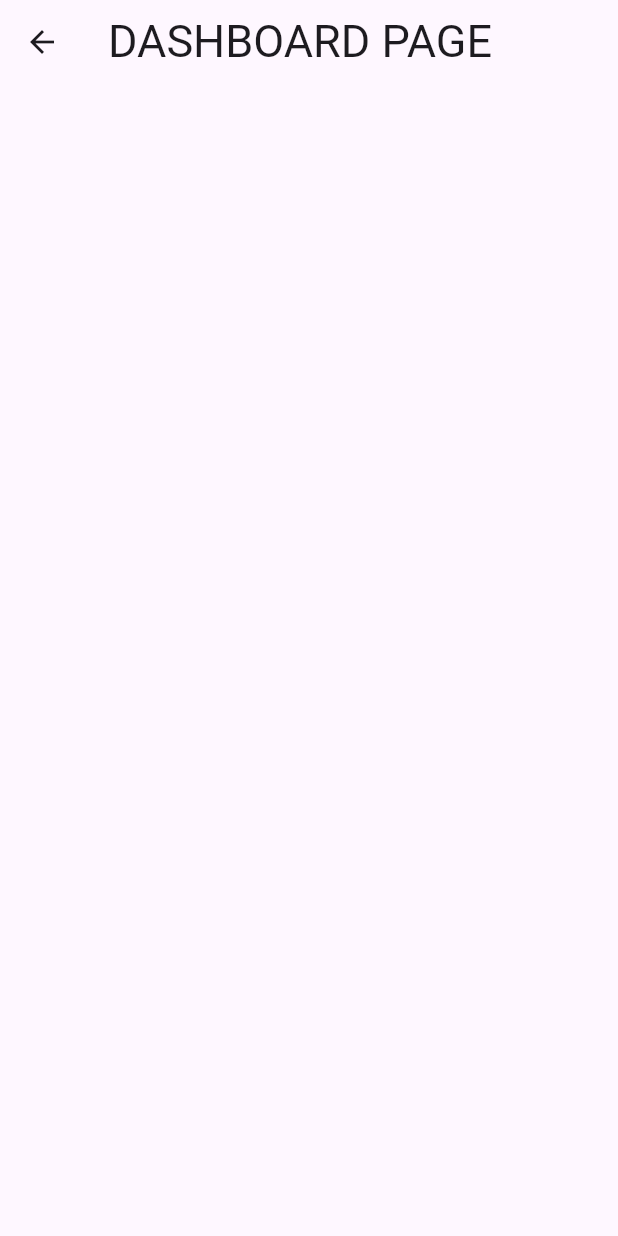
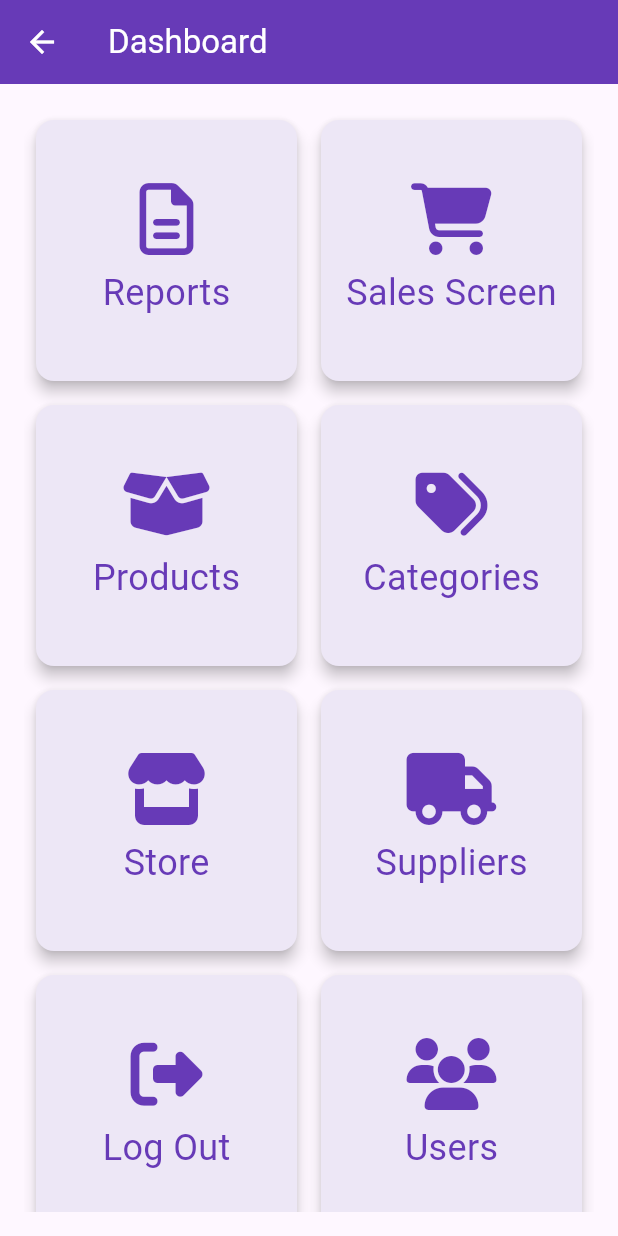
Before and after one commit to Jesp11/pos, a Flutter app: the DashboardScreen screen opened by its route, on a phone screen of 412 x 824 dp. Run offline on Flutter 3.47's test engine with Material 3 defaults, Android fonts, the phone set to English and light mode, and no system bars; our stand-ins replace font_awesome_flutter, google_fonts, hive, hive_flutter; accounts and stored records are empty.

Commit message:
dashboard design and update category_services

```diff
--- /dev/null
+++ b/lib/components/cards/dashboard_card.dart
@@ -0,0 +1,47 @@
+import 'package:flutter/material.dart';
+import 'package:font_awesome_flutter/font_awesome_flutter.dart';
+
+class DashboardCard extends StatelessWidget {
+  final String title;
+  final IconData icon;
+  final VoidCallback onTap;
+
+  const DashboardCard({
+    Key? key,
+    required this.title,
+    required this.icon,
+    required this.onTap,
+  }) : super(key: key);
+
+  @override
+  Widget build(BuildContext context) {
+    return Card(
+      elevation: 4,
+      margin: EdgeInsets.all(8.0),
+      color: Colors.deepPurple[50],
+      child: InkWell(
+        onTap: onTap,
+        child: Center(
+          child: Padding(
+            padding: const EdgeInsets.all(16.0),
+            child: Column(
+              mainAxisAlignment: MainAxisAlignment.center,
+              children: [
+                FaIcon(
+                  icon,
+                  size: 48,
+                  color: Colors.deepPurple,
+                ),
+                SizedBox(height: 8),
+                Text(
+                  title,
+                  style: TextStyle(fontSize: 24, color: Colors.deepPurple),
+                ),
+              ],
+            ),
+          ),
+        ),
+      ),
+    );
+  }
+}
--- a/lib/components/forms/user_auth/login_form.dart
+++ b/lib/components/forms/user_auth/login_form.dart
@@ -89,7 +89,7 @@ class _LoginFormState extends State<LoginForm> {
                     String role = loginResult['role'];
 
                     if (role == 'Admin') {
-                      Navigator.pushReplacementNamed(context, '/register');
+                      Navigator.pushReplacementNamed(context, '/dashboard');
                     } else {
                       Navigator.pushReplacementNamed(context, '/sales');
                     }
--- a/lib/main.dart
+++ b/lib/main.dart
@@ -30,7 +30,7 @@ class MainApp extends StatelessWidget {
   @override
   Widget build(BuildContext context) {
     return MaterialApp(
-      initialRoute: '/category',
+      initialRoute: '/',
       routes: {
         '/': (context) => const LoginScreen(),
         '/dashboard': (context) => DashboardScreen(),
--- a/lib/screens/dashboard_screen.dart
+++ b/lib/screens/dashboard_screen.dart
@@ -1,12 +1,67 @@
 import 'package:flutter/material.dart';
+import 'package:pos/components/cards/dashboard_card.dart';
+import 'categories/category_screen.dart';
+import 'package:font_awesome_flutter/font_awesome_flutter.dart';
+import 'login_screen.dart'; // Asegúrate de importar la pantalla de inicio de sesión
 
-class DashboardScreen extends StatelessWidget{
+class DashboardScreen extends StatelessWidget {
+
+  final List<Map<String, dynamic>> cards = [
+    {'title': 'Reports', 'icon': FontAwesomeIcons.fileLines, 'number': 1},
+    {'title': 'Sales Screen', 'icon': FontAwesomeIcons.cartShopping, 'number': 2},
+    {'title': 'Products', 'icon': FontAwesomeIcons.boxOpen, 'number': 3},
+    {'title': 'Categories', 'icon': FontAwesomeIcons.tags, 'number': 4, 'screen': CategoryScreen()},
+    {'title': 'Store', 'icon': FontAwesomeIcons.store, 'number': 5},
+    {'title': 'Suppliers', 'icon': FontAwesomeIcons.truck, 'number': 6},
+    {'title': 'Log Out', 'icon': FontAwesomeIcons.rightFromBracket, 'number': 7},
+    {'title': 'Users', 'icon': FontAwesomeIcons.users, 'number': 8},
+  ];
+
   @override
   Widget build(BuildContext context) {
     return Scaffold(
-      appBar: AppBar(title: const Text('DASHBOARD PAGE', style: TextStyle(fontSize: 30))),
+      appBar: AppBar(
+        backgroundColor: Colors.deepPurple,
+        foregroundColor: Colors.white,
+        title: Text('Dashboard'),
+      ),
+      body: Padding(
+        padding: const EdgeInsets.all(16.0),
+        child: GridView(
+          gridDelegate: const SliverGridDelegateWithFixedCrossAxisCount(
+            crossAxisCount: 2,
+            childAspectRatio: 1,
+          ),
+          children: cards.map((card) {
+            return DashboardCard(
+              title: card['title'],
+              icon: card['icon'],
+              onTap: () {
+                if (card['number'] == 7) {
+                  // Manejar la acción de cerrar sesión
+                  _logout(context);
+                } else {
+                  // Navegar a la pantalla especificada
+                  Navigator.push(
+                    context,
+                    MaterialPageRoute(
+                      builder: (context) => card['screen'] ?? Container(),
+                    ),
+                  );
+                }
+              },
+            );
+          }).toList(),
+        ),
+      ),
     );
   }
 
-
+  void _logout(BuildContext context) {
+    Navigator.pushAndRemoveUntil(
+      context,
+      MaterialPageRoute(builder: (context) => LoginScreen()),
+      (Route<dynamic> route) => false,
+    );
+  }
 }
--- a/pubspec.yaml
+++ b/pubspec.yaml
@@ -9,6 +9,7 @@ environment:
 dependencies:
   flutter:
     sdk: flutter
+  font_awesome_flutter: ^10.7.0
   google_fonts: ^6.2.1
   hive: ^2.2.3
   hive_flutter: ^1.1.0
```
Also changed, not shown: lib/services/category_service.dart (+12 -4 lines).
